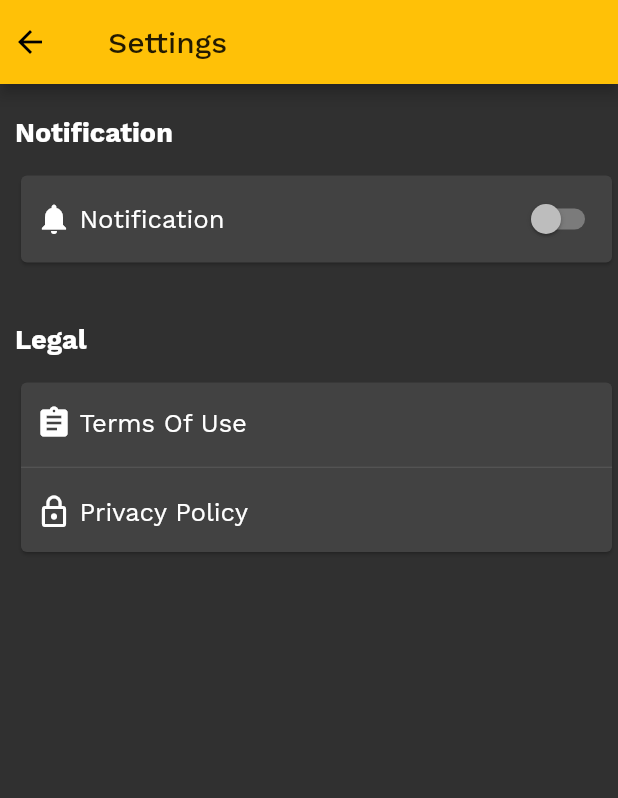
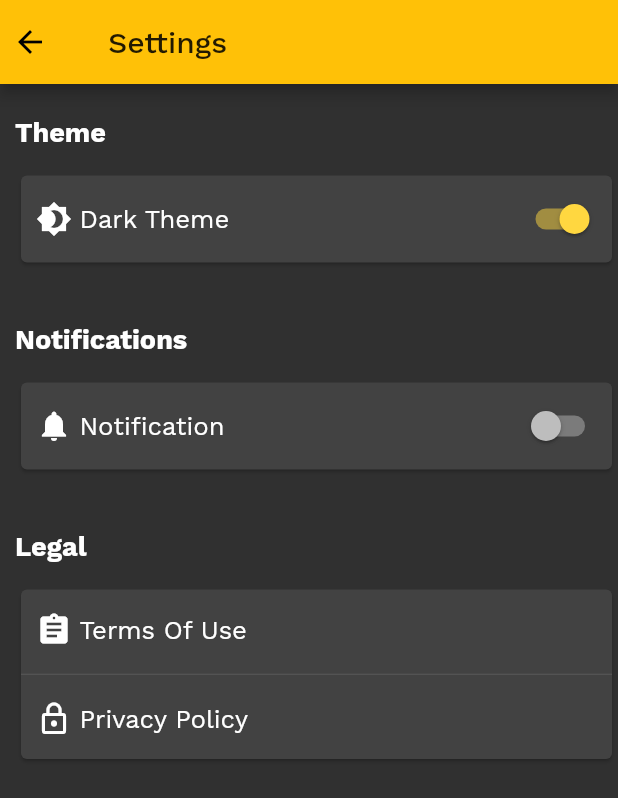
Before and after one commit to kevinomyonga/VividGold-Mobile, a Flutter app: the SettingsPage screen opened by its route, on a phone screen of 412 x 824 dp. Shown: the top 798 px of the screen. Run offline on Flutter 3.47's test engine with Material 2 defaults, Android fonts, the phone set to English and light mode, and no system bars; our stand-ins replace carousel_pro, font_awesome_flutter, introduction_screen; missing offline and left inert: flutter_range_slider; network calls fail; statements that could not run were skipped; project files that could hold a hidden picture were left out.

```diff
--- a/lib/main.dart
+++ b/lib/main.dart
@@ -10,8 +10,8 @@ class MyApp extends StatelessWidget {
   @override
   Widget build(BuildContext context) {
     return new MaterialApp(
+      theme: Themes.androidTheme(),
       home: IntroPage(),
-      theme: Themes.androidTheme(),
       routes: routes,
     );
   }
--- a/lib/ui/account/account.dart
+++ b/lib/ui/account/account.dart
@@ -155,6 +155,7 @@ class AccountPageState extends State<AccountPage> {
   );
 
   _profileInfo() => Column(
+    crossAxisAlignment: CrossAxisAlignment.start,
       children: <Widget>[
         new Container(
           margin: EdgeInsets.only(left: 12.0, top: 5.0, right: 0.0, bottom: 5.0),
@@ -301,6 +302,7 @@ class AccountPageState extends State<AccountPage> {
   );
 
   _profileAddresses() => Column(
+      crossAxisAlignment: CrossAxisAlignment.start,
       children: <Widget>[
         new Container(
           margin:
--- a/lib/ui/settings/settings.dart
+++ b/lib/ui/settings/settings.dart
@@ -14,6 +14,7 @@ class SettingsPage extends StatefulWidget {
 class SettingsPageState extends State<SettingsPage> {
   List list = ['12', '11'];
 
+  bool darkThemeEnabled = true;
   bool switchValue = false;
 
   final GlobalKey<ScaffoldState> _scaffoldKey = GlobalKey<ScaffoldState>();
@@ -80,7 +81,76 @@ class SettingsPageState extends State<SettingsPage> {
                                 builder: (context) => signup_screen()));*/
                   },
                   child: new Text(
-                    'Notification',
+                    'Theme',
+                    style: TextStyle(
+                        fontSize: 18.0,
+                        //color: Colors.black87,
+                        fontWeight: FontWeight.bold),
+                  ),
+                ),
+              ],
+            ),
+          ),
+          Container(
+            margin: EdgeInsets.only(left: 10.0),
+            child: Card(
+                child: Container(
+                  padding: EdgeInsets.only(
+                      left: 10.0, top: 5.0, bottom: 5.0, right: 5.0),
+                  child: Row(
+                    mainAxisSize: MainAxisSize.max,
+                    mainAxisAlignment: MainAxisAlignment.spaceBetween,
+                    children: <Widget>[
+                      Row(
+                        children: <Widget>[
+                          Icon(
+                            Icons.brightness_4,
+                            //color: Colors.black54
+                          ),
+                          Container(
+                            margin: EdgeInsets.only(left: 5.0),
+                          ),
+                          Text(
+                            'Dark Theme',
+                            style: TextStyle(
+                              fontSize: 17.0,
+                              //color: Colors.black87,
+                            ),
+                          ),
+                        ],
+                      ),
+                      Switch(
+                          value: darkThemeEnabled,
+                          onChanged: (bool value) {
+                            setState(() {
+                              darkThemeEnabled = value;
+                            });
+                          }
+                      ),
+                    ],
+                  ),
+                )),
+          ),
+          Container(
+            margin: EdgeInsets.only(top: 15.0),
+          ),
+
+          new Container(
+            height: 50.0,
+            alignment: Alignment.topLeft,
+            margin: EdgeInsets.only(top: 7.0),
+            child: new Row(
+              children: <Widget>[
+                _verticalD(),
+                new GestureDetector(
+                  onTap: () {
+                    /*Navigator.push(
+                            context,
+                            MaterialPageRoute(
+                                builder: (context) => signup_screen()));*/
+                  },
+                  child: new Text(
+                    UIConstants.notifications,
                     style: TextStyle(
                         fontSize: 18.0,
                         //color: Colors.black87,
@@ -124,7 +194,8 @@ class SettingsPageState extends State<SettingsPage> {
                             setState(() {
                               switchValue = value;
                             });
-                          }),
+                          }
+                      ),
                     ],
                   ),
                 )),
--- a/lib/utils/uiconstants.dart
+++ b/lib/utils/uiconstants.dart
@@ -28,6 +28,13 @@ class UIConstants {
   static Color accentColor       = Colors.amberAccent;
   static Color opposingColor     = Colors.black;
   static Color cartIconColor     = Colors.green.shade500;
+
+  // Search Field Colors
+  static Color searchFieldColor             = Colors.white;
+  static Color searchPrefixIconColor        = Colors.grey;
+  static Color searchFieldHintTextColor     = Colors.grey;
+  static Color searchFieldTextColor         = Colors.black;
+
 
   //Images
   static const String imageDir      = "assets/images";
```
Also changed, not shown: lib/components/horizontal_listview.dart (+35 -4 lines), lib/ui/cart/payment.dart (+18 -11 lines), lib/ui/home/home.dart (+23 -30 lines), lib/ui/search/search.dart (+6 -29 lines), pubspec.lock, 4 other files.
